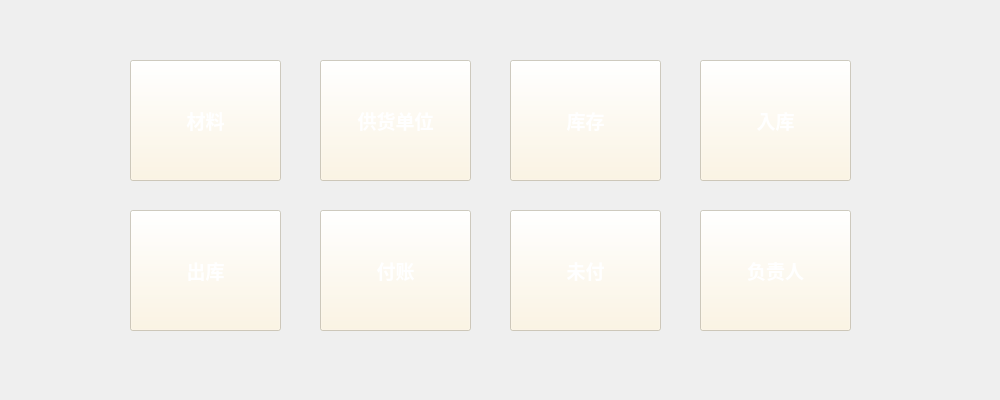
Qt form churuku_query/UI/main.ui (oneprojecttest/All) before a commit.
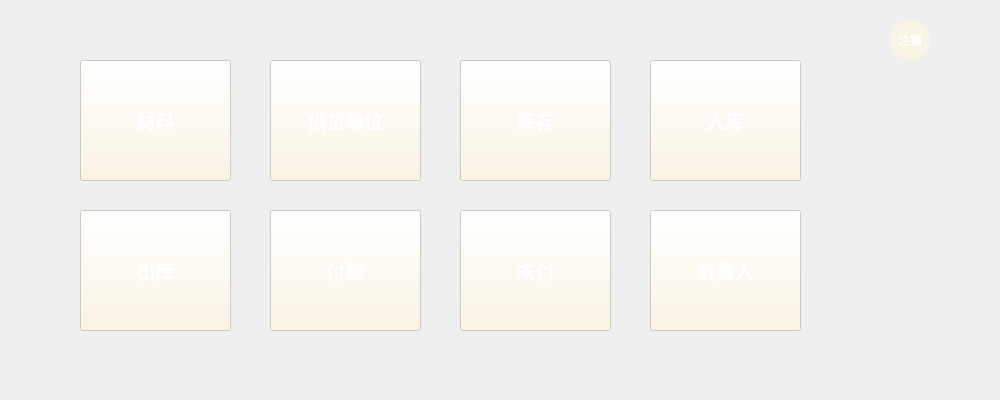
The same form after that commit. Icons and pictures are not drawn.

The edit to the form file:
```diff
--- a/churuku_query/UI/main.ui
+++ b/churuku_query/UI/main.ui
@@ -41,7 +41,7 @@
    </property>
    <property name="geometry">
     <rect>
-     <x>320</x>
+     <x>270</x>
      <y>60</y>
      <width>151</width>
      <height>121</height>
@@ -56,9 +56,10 @@
     </font>
    </property>
    <property name="styleSheet">
-    <string notr="true">background-color:rgba(255, 245, 221,160);
+    <string notr="true">QPushButton{background-color:rgba(255, 245, 221,160);
 color:#ffffff;
-</string>
+}
+QPushButton:hover{/*鼠标悬停*/background-color:rgba(255,255,255,100);}QPushButton:pressed{/*鼠标按下*/background-color:rgba(255,255,255,200);}</string>
    </property>
    <property name="text">
     <string>供货单位</string>
@@ -70,7 +71,7 @@
    </property>
    <property name="geometry">
     <rect>
-     <x>130</x>
+     <x>80</x>
      <y>60</y>
      <width>151</width>
      <height>121</height>
@@ -85,9 +86,10 @@
     </font>
    </property>
    <property name="styleSheet">
-    <string notr="true">background-color:rgba(255, 245, 221,160);
+    <string notr="true">QPushButton{background-color:rgba(255, 245, 221,160);
 color:#ffffff;
-</string>
+}
+QPushButton:hover{/*鼠标悬停*/background-color:rgba(255,255,255,100);}QPushButton:pressed{/*鼠标按下*/background-color:rgba(255,255,255,200);}</string>
    </property>
    <property name="text">
     <string>材料</string>
@@ -99,7 +101,7 @@
    </property>
    <property name="geometry">
     <rect>
-     <x>510</x>
+     <x>460</x>
      <y>60</y>
      <width>151</width>
      <height>121</height>
@@ -114,9 +116,10 @@
     </font>
    </property>
    <property name="styleSheet">
-    <string notr="true">background-color:rgba(255, 245, 221,160);
+    <string notr="true">QPushButton{background-color:rgba(255, 245, 221,160);
 color:#ffffff;
-</string>
+}
+QPushButton:hover{/*鼠标悬停*/background-color:rgba(255,255,255,100);}QPushButton:pressed{/*鼠标按下*/background-color:rgba(255,255,255,200);}</string>
    </property>
    <property name="text">
     <string>库存</string>
@@ -128,7 +131,7 @@
    </property>
    <property name="geometry">
     <rect>
-     <x>700</x>
+     <x>650</x>
      <y>60</y>
      <width>151</width>
      <height>121</height>
@@ -143,9 +146,10 @@
     </font>
    </property>
    <property name="styleSheet">
-    <string notr="true">background-color:rgba(255, 245, 221,160);
+    <string notr="true">QPushButton{background-color:rgba(255, 245, 221,160);
 color:#ffffff;
-</string>
+}
+QPushButton:hover{/*鼠标悬停*/background-color:rgba(255,255,255,100);}QPushButton:pressed{/*鼠标按下*/background-color:rgba(255,255,255,200);}</string>
    </property>
    <property name="text">
     <string>入库</string>
@@ -157,7 +161,7 @@
    </property>
    <property name="geometry">
     <rect>
-     <x>130</x>
+     <x>80</x>
      <y>210</y>
      <width>151</width>
      <height>121</height>
@@ -172,9 +176,10 @@
     </font>
    </property>
    <property name="styleSheet">
-    <string notr="true">background-color:rgba(255, 245, 221,160);
+    <string notr="true">QPushButton{background-color:rgba(255, 245, 221,160);
 color:#ffffff;
-</string>
+}
+QPushButton:hover{/*鼠标悬停*/background-color:rgba(255,255,255,100);}QPushButton:pressed{/*鼠标按下*/background-color:rgba(255,255,255,200);}</string>
    </property>
    <property name="text">
     <string>出库</string>
@@ -186,7 +191,7 @@
    </property>
    <property name="geometry">
     <rect>
-     <x>320</x>
+     <x>270</x>
      <y>210</y>
      <width>151</width>
      <height>121</height>
@@ -201,9 +206,10 @@
     </font>
    </property>
    <property name="styleSheet">
-    <string notr="true">background-color:rgba(255, 245, 221,160);
+    <string notr="true">QPushButton{background-color:rgba(255, 245, 221,160);
 color:#ffffff;
-</string>
+}
+QPushButton:hover{/*鼠标悬停*/background-color:rgba(255,255,255,100);}QPushButton:pressed{/*鼠标按下*/background-color:rgba(255,255,255,200);}</string>
    </property>
    <property name="text">
     <string>付账</string>
@@ -215,7 +221,7 @@
    </property>
    <property name="geometry">
     <rect>
-     <x>510</x>
+     <x>460</x>
      <y>210</y>
      <width>151</width>
      <height>121</height>
@@ -230,9 +236,10 @@
     </font>
    </property>
    <property name="styleSheet">
-    <string notr="true">background-color:rgba(255, 245, 221,160);
+    <string notr="true">QPushButton{background-color:rgba(255, 245, 221,160);
 color:#ffffff;
-</string>
+}
+QPushButton:hover{/*鼠标悬停*/background-color:rgba(255,255,255,100);}QPushButton:pressed{/*鼠标按下*/background-color:rgba(255,255,255,200);}</string>
    </property>
    <property name="text">
     <string>未付</string>
@@ -244,7 +251,7 @@
    </property>
    <property name="geometry">
     <rect>
-     <x>700</x>
+     <x>650</x>
      <y>210</y>
      <width>151</width>
      <height>121</height>
@@ -259,14 +266,44 @@
     </font>
    </property>
    <property name="styleSheet">
-    <string notr="true">background-color:rgba(255, 245, 221,160);
+    <string notr="true">QPushButton{background-color:rgba(255, 245, 221,160);
 color:#ffffff;
-</string>
+}
+QPushButton:hover{/*鼠标悬停*/background-color:rgba(255,255,255,100);}QPushButton:pressed{/*鼠标按下*/background-color:rgba(255,255,255,200);}</string>
    </property>
    <property name="text">
     <string>负责人</string>
    </property>
   </widget>
+  <widget class="QPushButton" name="pushButton_9">
+   <property name="geometry">
+    <rect>
+     <x>890</x>
+     <y>20</y>
+     <width>40</width>
+     <height>40</height>
+    </rect>
+   </property>
+   <property name="font">
+    <font>
+     <family>微软雅黑</family>
+     <weight>75</weight>
+     <bold>true</bold>
+    </font>
+   </property>
+   <property name="styleSheet">
+    <string notr="true">QPushButton{
+border-radius:20px;/*圆角弧度(为正方形边长一半时就是圆形)*/
+background-color:rgba(255, 245, 221,160);/*背景色*/
+color:#ffffff;
+}
+
+QPushButton:hover{/*鼠标悬停*/background-color:rgba(255,255,255,100);}QPushButton:pressed{/*鼠标按下*/background-color:rgba(255,255,255,200);}</string>
+   </property>
+   <property name="text">
+    <string>注销</string>
+   </property>
+  </widget>
  </widget>
  <resources/>
  <connections/>
```
